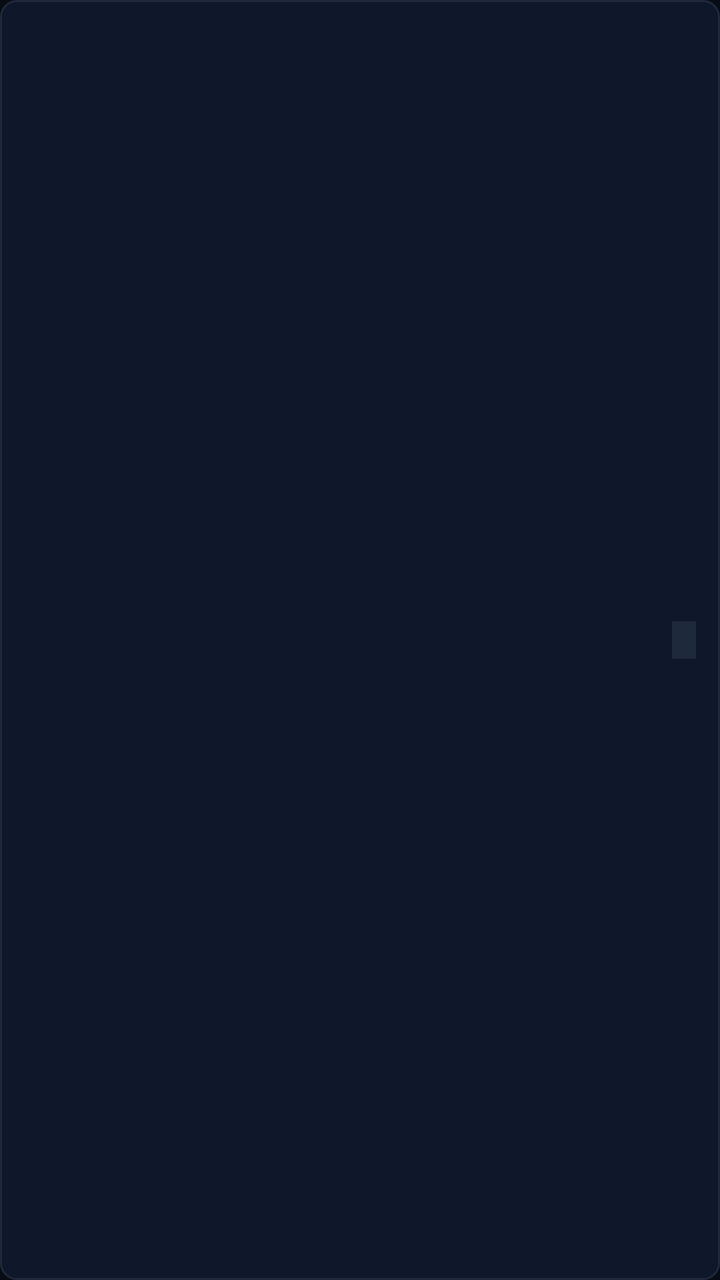
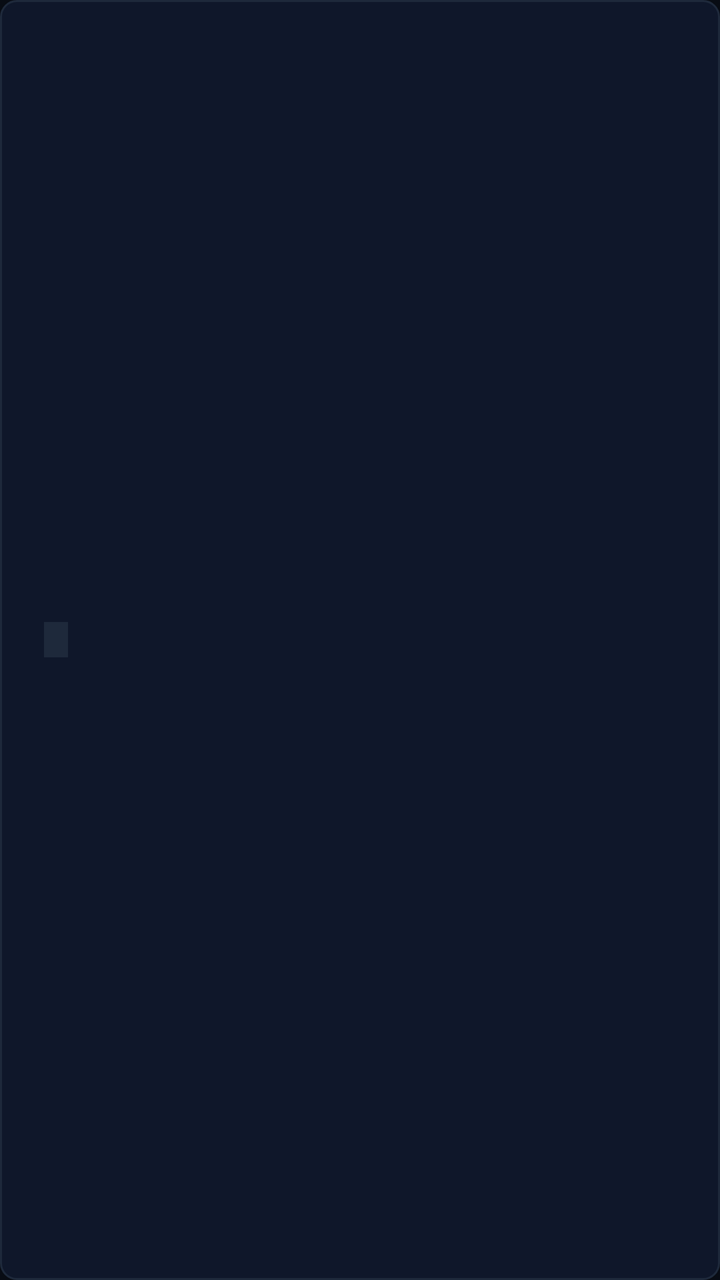

Two renders of the same Android screen: before a commit and after it. Below are the layout's source before the change and the commit's diff.
<!-- AndroidManifest.xml: application theme AppTheme.NoActionBar -->
<!-- res/layout/item_category.xml -->
<?xml version="1.0" encoding="utf-8"?>
<LinearLayout xmlns:android="http://schemas.android.com/apk/res/android"
    android:layout_width="match_parent"
    android:layout_height="wrap_content"
    android:orientation="horizontal"
    android:gravity="center_vertical"
    android:paddingStart="12dp"
    android:paddingEnd="12dp"
    android:paddingTop="10dp"
    android:paddingBottom="10dp"
    android:layout_marginBottom="4dp"
    android:background="@drawable/bg_item_selector"
    android:focusable="true"
    android:clickable="true">

    <TextView
        android:id="@+id/tv_category_name"
        android:layout_width="0dp"
        android:layout_height="wrap_content"
        android:layout_weight="1"
        android:textColor="#F8FAFC"
        android:textSize="13sp"
        android:textStyle="bold"
        android:maxLines="1"
        android:ellipsize="end" />

    <TextView
        android:id="@+id/tv_category_count"
        android:layout_width="wrap_content"
        android:layout_height="wrap_content"
        android:textColor="#94A3B8"
        android:textSize="11sp"
        android:textStyle="bold"
        android:paddingStart="6dp"
        android:paddingEnd="6dp"
        android:paddingTop="2dp"
        android:paddingBottom="2dp"
        android:background="#1E293B" />

</LinearLayout>
<!-- resources referenced by this layout -->
<resources>
  <!-- drawable bg_item_selector (drawable) -->
  <?xml version="1.0" encoding="utf-8"?>
  <selector xmlns:android="http://schemas.android.com/apk/res/android">
      <item android:state_focused="true">
          <shape android:shape="rectangle">
              <solid android:color="#0284C7" />
              <corners android:radius="8dp" />
              <stroke android:width="2dp" android:color="#38BDF8" />
          </shape>
      </item>
      <item android:state_selected="true">
          <shape android:shape="rectangle">
              <solid android:color="#1E293B" />
              <corners android:radius="8dp" />
              <stroke android:width="1dp" android:color="#38BDF8" />
          </shape>
      </item>
      <item>
          <shape android:shape="rectangle">
              <solid android:color="#0F172A" />
              <corners android:radius="8dp" />
              <stroke android:width="1dp" android:color="#1E293B" />
          </shape>
      </item>
  </selector>
  <style name="AppTheme.NoActionBar" parent="Theme.AppCompat.DayNight.NoActionBar">
          <item name="windowActionBar">false</item>
          <item name="windowNoTitle">true</item>
          <item name="android:windowBackground">@color/colorPrimary</item>
      </style>
  <color name="colorPrimary">#080C14</color>
</resources>

<!-- the commit's change to res/layout/item_category.xml (unified diff, before → after) -->
@@ -1,25 +1,22 @@
 <?xml version="1.0" encoding="utf-8"?>
 <LinearLayout xmlns:android="http://schemas.android.com/apk/res/android"
-    android:layout_width="match_parent"
-    android:layout_height="wrap_content"
+    android:layout_width="wrap_content"
+    android:layout_height="38dp"
     android:orientation="horizontal"
     android:gravity="center_vertical"
-    android:paddingStart="12dp"
-    android:paddingEnd="12dp"
-    android:paddingTop="10dp"
-    android:paddingBottom="10dp"
-    android:layout_marginBottom="4dp"
+    android:paddingStart="14dp"
+    android:paddingEnd="14dp"
+    android:layout_marginEnd="8dp"
     android:background="@drawable/bg_item_selector"
     android:focusable="true"
     android:clickable="true">
 
     <TextView
         android:id="@+id/tv_category_name"
-        android:layout_width="0dp"
+        android:layout_width="wrap_content"
         android:layout_height="wrap_content"
-        android:layout_weight="1"
         android:textColor="#F8FAFC"
-        android:textSize="13sp"
+        android:textSize="12sp"
         android:textStyle="bold"
         android:maxLines="1"
         android:ellipsize="end" />
@@ -28,8 +25,9 @@
         android:id="@+id/tv_category_count"
         android:layout_width="wrap_content"
         android:layout_height="wrap_content"
+        android:layout_marginStart="8dp"
         android:textColor="#94A3B8"
-        android:textSize="11sp"
+        android:textSize="10sp"
         android:textStyle="bold"
         android:paddingStart="6dp"
         android:paddingEnd="6dp"
